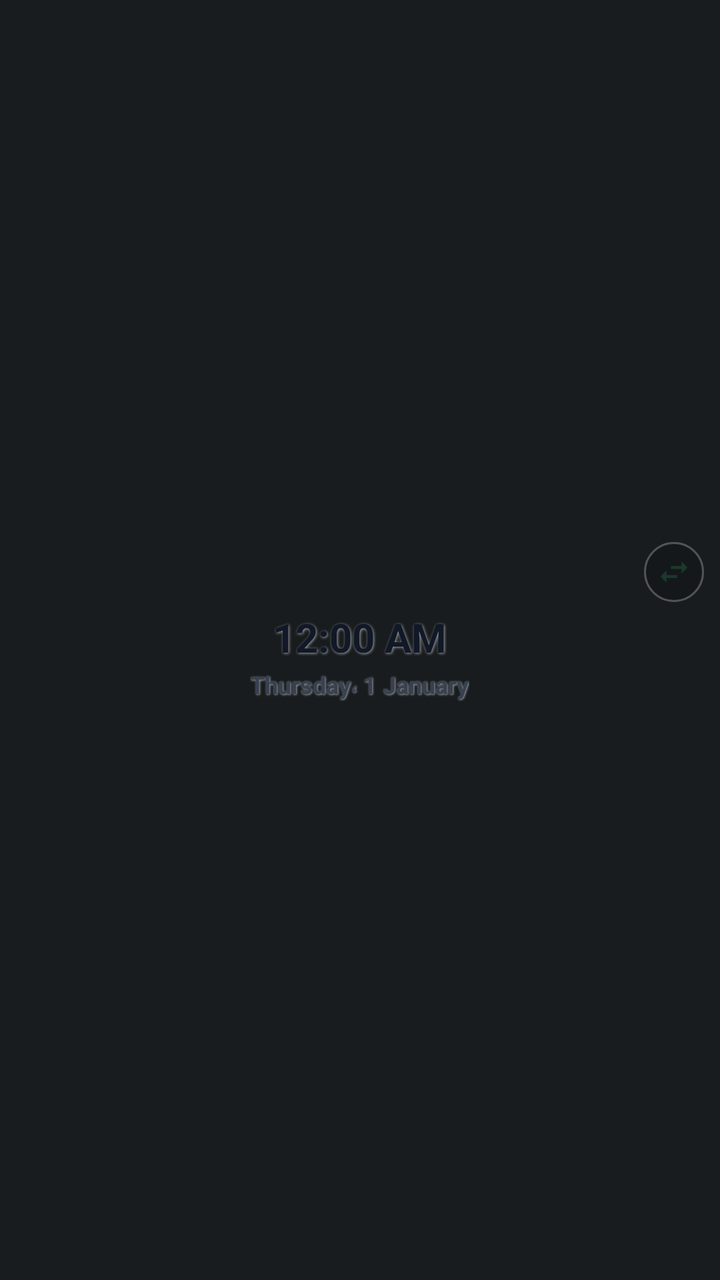
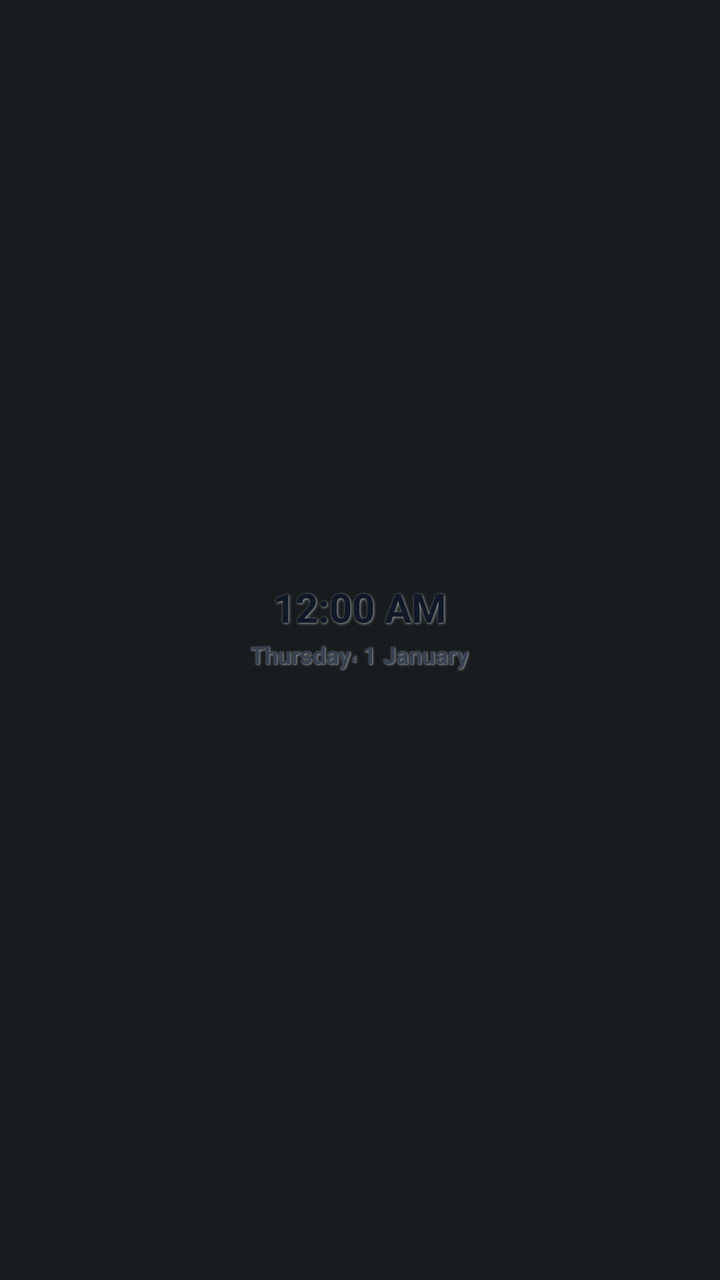

Compare the two renders of this Android layout. The source of the first and the diff that turns it into the second are given below.
<!-- AndroidManifest.xml: application theme Theme.MyApplication -->
<!-- res/layout/widget_tawheed.xml -->
<?xml version="1.0" encoding="utf-8"?>
<LinearLayout xmlns:android="http://schemas.android.com/apk/res/android"
    android:id="@+id/widget_container"
    android:layout_width="match_parent"
    android:layout_height="match_parent"
    android:background="@android:color/transparent"
    android:gravity="center"
    android:orientation="vertical"
    android:paddingStart="8dp"
    android:paddingTop="6dp"
    android:paddingEnd="8dp"
    android:paddingBottom="6dp">

    
    <RelativeLayout
        android:layout_width="match_parent"
        android:layout_height="wrap_content">

        <ImageButton
            android:id="@+id/widget_btn_switch"
            android:layout_width="30dp"
            android:layout_height="30dp"
            android:layout_alignParentEnd="true"
            android:layout_centerVertical="true"
            android:background="@drawable/widget_button_bg"
            android:contentDescription="تبديل العبارة"
            android:padding="6dp"
            android:scaleType="fitCenter"
            android:src="@drawable/ic_swap" />
    </RelativeLayout>

    
    <ImageView
        android:id="@+id/widget_text_image"
        android:layout_width="match_parent"
        android:layout_height="wrap_content"
        android:layout_marginTop="2dp"
        android:layout_marginBottom="2dp"
        android:adjustViewBounds="true"
        android:scaleType="fitCenter"
        android:contentDescription="نص الذكر" />

    
    <TextView
        android:id="@+id/widget_text"
        android:layout_width="match_parent"
        android:layout_height="wrap_content"
        android:gravity="center"
        android:text="(لا إله إلا الله)"
        android:textColor="#000000"
        android:textSize="22sp"
        android:textStyle="bold"
        android:shadowColor="#80FFFFFF"
        android:shadowDx="1"
        android:shadowDy="1"
        android:shadowRadius="3"
        android:visibility="gone" />

    
    <TextClock
        android:id="@+id/widget_clock"
        android:layout_width="wrap_content"
        android:layout_height="wrap_content"
        android:format12Hour="hh:mm a"
        android:format24Hour="HH:mm"
        android:gravity="center"
        android:textColor="#111827"
        android:textSize="20sp"
        android:textStyle="bold"
        android:shadowColor="#99FFFFFF"
        android:shadowDx="1"
        android:shadowDy="1"
        android:shadowRadius="3" />

    
    <TextClock
        android:id="@+id/widget_date"
        android:layout_width="wrap_content"
        android:layout_height="wrap_content"
        android:layout_marginTop="2dp"
        android:format12Hour="EEEE، d MMMM"
        android:format24Hour="EEEE، d MMMM"
        android:gravity="center"
        android:textColor="#374151"
        android:textSize="12sp"
        android:textStyle="bold"
        android:shadowColor="#99FFFFFF"
        android:shadowDx="1"
        android:shadowDy="1"
        android:shadowRadius="2" />

    
    <TextView
        android:id="@+id/widget_hijri_date"
        android:layout_width="wrap_content"
        android:layout_height="wrap_content"
        android:layout_marginTop="2dp"
        android:gravity="center"
        android:textColor="#374151"
        android:textSize="12sp"
        android:textStyle="bold"
        android:shadowColor="#99FFFFFF"
        android:shadowDx="1"
        android:shadowDy="1"
        android:shadowRadius="2" />

</LinearLayout>
<!-- resources referenced by this layout -->
<resources>
  <!-- drawable ic_swap (drawable) -->
  <?xml version="1.0" encoding="utf-8"?>
  <vector xmlns:android="http://schemas.android.com/apk/res/android"
      android:width="24dp"
      android:height="24dp"
      android:viewportWidth="24"
      android:viewportHeight="24">
      <path
          android:fillColor="#1B382B"
          android:pathData="M6.99,11L3,15l3.99,4v-3H14v-2H6.99v-3zM21,9l-3.99,-4v3H10v2h7.01v3L21,9z"/>
  </vector>
  <!-- drawable widget_button_bg (drawable) -->
  <?xml version="1.0" encoding="utf-8"?>
  <shape xmlns:android="http://schemas.android.com/apk/res/android"
      android:shape="oval">
      <solid android:color="#26000000" />
      <stroke
          android:width="1dp"
          android:color="#40FFFFFF" />
  </shape>
  <style name="Theme.MyApplication" parent="android:Theme.DeviceDefault.NoActionBar" />
</resources>

<!-- the commit's change to res/layout/widget_tawheed.xml (unified diff, before → after) -->
@@ -10,24 +10,6 @@
     android:paddingTop="6dp"
     android:paddingEnd="8dp"
     android:paddingBottom="6dp">
-
-    
-    <RelativeLayout
-        android:layout_width="match_parent"
-        android:layout_height="wrap_content">
-
-        <ImageButton
-            android:id="@+id/widget_btn_switch"
-            android:layout_width="30dp"
-            android:layout_height="30dp"
-            android:layout_alignParentEnd="true"
-            android:layout_centerVertical="true"
-            android:background="@drawable/widget_button_bg"
-            android:contentDescription="تبديل العبارة"
-            android:padding="6dp"
-            android:scaleType="fitCenter"
-            android:src="@drawable/ic_swap" />
-    </RelativeLayout>
 
     
     <ImageView
<!-- resource entries referenced after the edit -->
@@ -1,25 +1,5 @@
 <!-- resources referenced by this layout -->
 <resources>
-  <!-- drawable ic_swap (drawable) -->
-  <?xml version="1.0" encoding="utf-8"?>
-  <vector xmlns:android="http://schemas.android.com/apk/res/android"
-      android:width="24dp"
-      android:height="24dp"
-      android:viewportWidth="24"
-      android:viewportHeight="24">
-      <path
-          android:fillColor="#1B382B"
-          android:pathData="M6.99,11L3,15l3.99,4v-3H14v-2H6.99v-3zM21,9l-3.99,-4v3H10v2h7.01v3L21,9z"/>
-  </vector>
-  <!-- drawable widget_button_bg (drawable) -->
-  <?xml version="1.0" encoding="utf-8"?>
-  <shape xmlns:android="http://schemas.android.com/apk/res/android"
-      android:shape="oval">
-      <solid android:color="#26000000" />
-      <stroke
-          android:width="1dp"
-          android:color="#40FFFFFF" />
-  </shape>
   <style name="Theme.MyApplication" parent="android:Theme.DeviceDefault.NoActionBar" />
 </resources>
 
